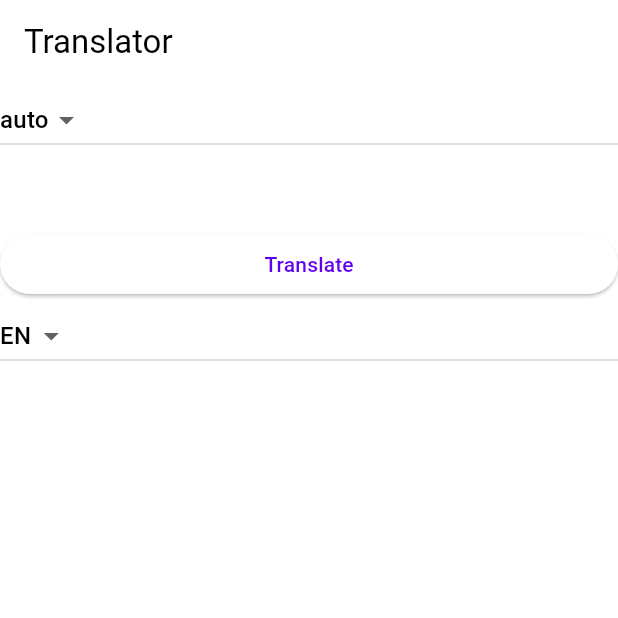
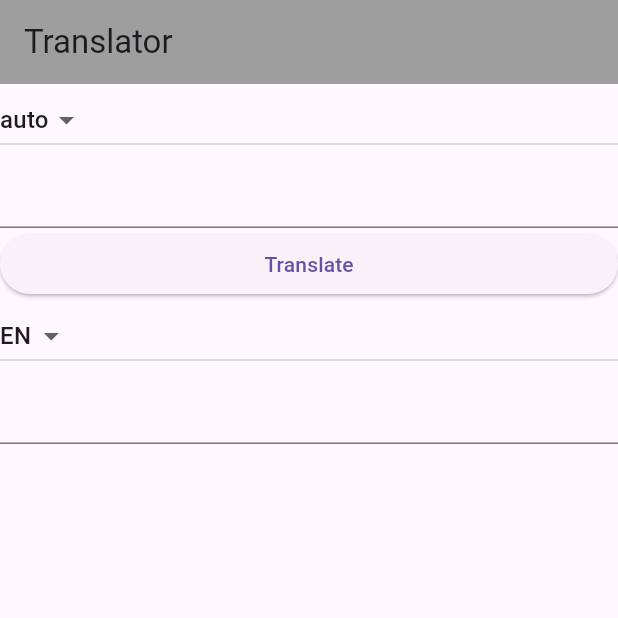
Before and after one commit to vaginessa/DeepLX-GUI, a Flutter app: the screen it shows after launch, on a phone screen of 412 x 824 dp, the top half of it. Run offline on Flutter 3.47's test engine with Material 3 defaults, Android fonts, the phone set to English and light mode, and no system bars.

Commit message:
Co-authored-by: Alexander <radibobovich@users.noreply.github.com>

```diff
--- a/lib/main.dart
+++ b/lib/main.dart
@@ -13,25 +13,21 @@ class TranslatorApp extends StatelessWidget {
   @override
   Widget build(BuildContext context) {
     return MaterialApp(
-      theme: ThemeData.from(
-        colorScheme: ColorScheme.fromSwatch(
-          primarySwatch: MaterialColor(
-            0xFF6200EE,
-            <int, Color>{
-              50: const Color.fromARGB(255, 231, 231, 246),
-              100: const Color(0xFFD1C4E9),
-              200: const Color(0xFFB39DDB),
-              300: const Color(0xFF9575CD),
-              400: const Color(0xFF7E57C2),
-              500: const Color(0xFF6200EE),
-              600: const Color(0xFF5E35B1),
-              700: const Color(0xFF512DA8),
-              800: const Color(0xFF4527A0),
-              900: const Color(0xFF311B92),
-            },
-          ),
-        ),
-      ),
+      theme: ThemeData(primaryColor: Colors.grey, appBarTheme: const AppBarTheme(color: Colors.grey)),
+      // ThemeData.from(
+      //   colorScheme: ColorScheme.fromSwatch(
+      //     primarySwatch: const MaterialColor(
+      //       0xFF6200EE,
+      //       <int, Color>{
+      //         50: Color.fromARGB(255, 231, 231, 246),
+      //         100: Color(0xFFD1C4E9),
+      //         200: Color(0xFFB39DDB),
+      //         300: Color(0xFF9575CD),
+      //         400: Color(0xFF7E57C2),
+      //       },
+      //     ),
+      //   ),
+      // ),
       home: const TranslatorScreen(),
     );
   }
```
